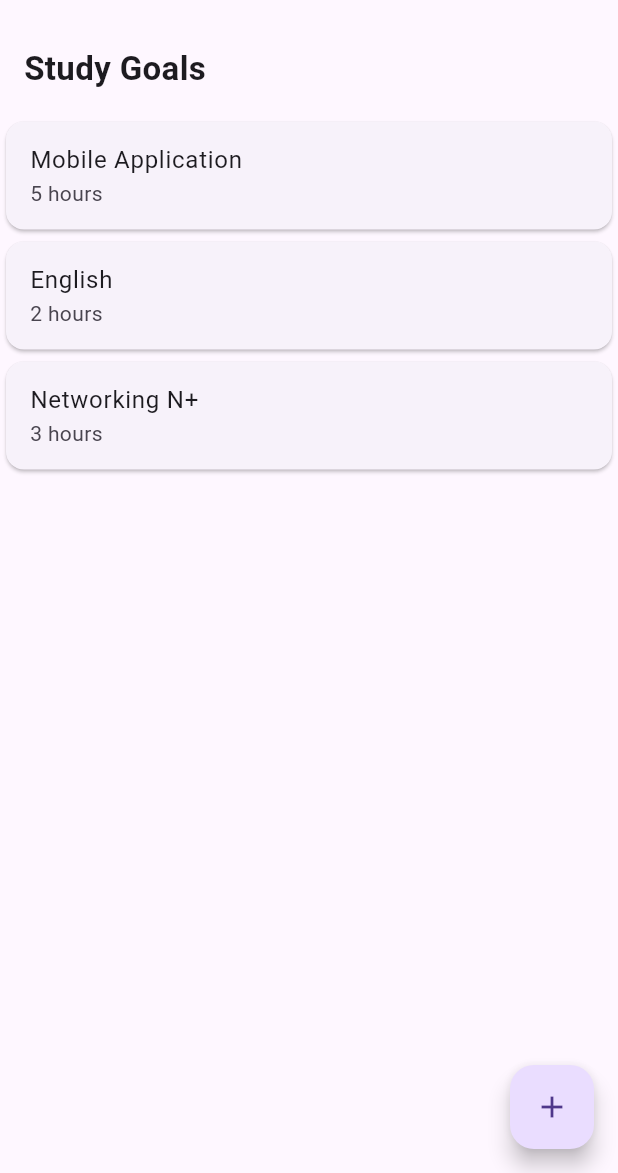
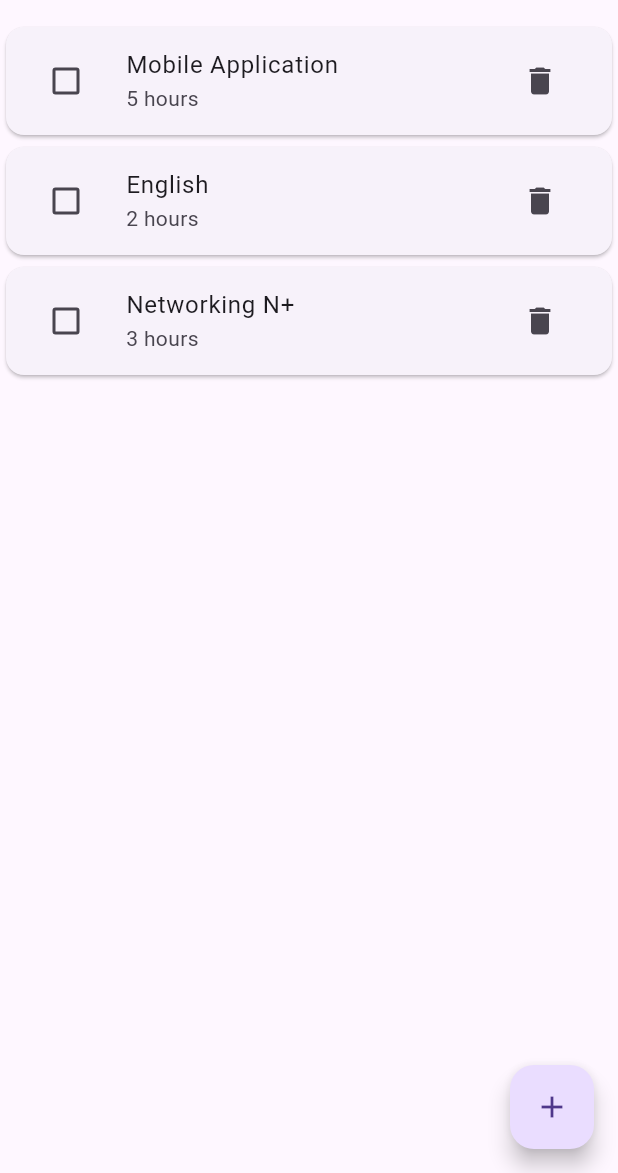
Before and after one commit to classicsmith4504/study_planner, a Flutter app: the screen it shows after launch, on a phone screen of 412 x 824 dp, the part 63-1236 px from its top. Run offline on Flutter 3.47's test engine with Material 3 defaults, Android fonts, the phone set to English and light mode, and no system bars.

Commit message:
Phase 2: working list

```diff
--- a/lib/main.dart
+++ b/lib/main.dart
@@ -4,7 +4,6 @@ void main() {
   runApp(const MyApp());
 }
 
-// STATIC: root of the app (MaterialApp gives theme + navigation)
 class MyApp extends StatelessWidget {
   const MyApp({super.key});
 
@@ -12,62 +11,95 @@ class MyApp extends StatelessWidget {
   Widget build(BuildContext context) {
     return const MaterialApp(
       title: 'My Study Planner',
-      home: HomeScreen(), // StatelessWidget: content never changes yet
+      home: HomeScreen(),
     );
   }
 }
 
-// STATIC: the whole screen
-class HomeScreen extends StatelessWidget {
+// The screen is now STATEFUL because the data changes.
+class HomeScreen extends StatefulWidget {
   const HomeScreen({super.key});
+
+  @override
+  State<HomeScreen> createState() => _HomeScreenState();
+}
+
+class _HomeScreenState extends State<HomeScreen> {
+  // ===================== LOGIC =====================
+  // Data: a list of maps with the keys subject, hours, done
+    // LOGIC: your own data (subject, hours, done)
+  final List<Map<String, dynamic>> goals = [
+    {'subject': 'Mobile Application', 'hours': 5, 'done': false},
+    {'subject': 'English', 'hours': 2, 'done': false},
+    {'subject': 'Networking N+', 'hours': 3, 'done': false},
+  ];
+
+  // LOGIC: add a sample goal (replaced by a real form in Phase 4)
+  void addSampleGoal() {
+    setState(() {
+      goals.add({'subject': 'New goal', 'hours': 2, 'done': false});
+    });
+  }
+
+  // LOGIC: flip done between true and false for one goal
+  void toggleGoal(int index) {
+    setState(() {
+    // ! flips the value: true becomes false, false becomes true
+      goals[index]['done'] = !goals[index]['done'];
+    });
+  }
+
+  // LOGIC: remove one goal
+  void deleteGoal(int index) {
+    setState(() {
+      // removeAt deletes the item at this position in the list
+      goals.removeAt(index);
+    });
+  }
+  // =================================================
 
   @override
   Widget build(BuildContext context) {
     return Scaffold(
-      // STATIC: top bar
+      // STATIC
       appBar: AppBar(title: const Text('My Study Planner')),
 
-      body: Column(
-        crossAxisAlignment: CrossAxisAlignment.start,
-        children: [
-          // STATIC: heading above the list
-          const Padding(
-            padding: EdgeInsets.all(16),
-            child: Text(
-              'Study Goals',
-              style: TextStyle(fontSize: 22, fontWeight: FontWeight.bold),
+      body: ListView.builder(
+        itemCount: goals.length, // one tile per goal in the data
+        itemBuilder: (context, index) {
+          final goal = goals[index];
+          final bool done = goal['done'];
+
+          return Card(
+            child: ListTile(
+              // CONNECTION 1: UI calls LOGIC (toggle)
+              leading: Checkbox(
+                value: done,
+                onChanged: (_) => toggleGoal(index),
+              ),
+              title: Text(
+                goal['subject'],
+                style: TextStyle(
+                  // if done is true, draw a line through the text
+                  decoration: done
+                      ? TextDecoration.lineThrough
+                      : TextDecoration.none,
+                ),
+              ),
+              subtitle: Text('${goal['hours']} hours'),
+              // CONNECTION 2: UI calls LOGIC (delete)
+              trailing: IconButton(
+                icon: const Icon(Icons.delete),
+                onPressed: () => deleteGoal(index),
+              ),
             ),
-          ),
-
-          // STATIC: goal card 1 (example)
-          const Card(
-            child: ListTile(
-              title: Text('Mobile Application'),
-              subtitle: Text('5 hours'),
-            ),
-          ),
-
-          // STATIC: goal card 2 (example)
-          const Card(
-            child: ListTile(
-              title: Text('English'),
-              subtitle: Text('2 hours'),
-            ),
-          ),
-
-          // STATIC: goal card 3 (example)
-          const Card(
-            child: ListTile(
-              title: Text('Networking N+'),
-              subtitle: Text('3 hours'),
-            ),
-          ),
-        ],
+          );
+        },
       ),
 
-      // STATIC: button that does nothing yet
+      // STATIC + CONNECTION: button calls the add function
       floatingActionButton: FloatingActionButton(
-        onPressed: () {}, // empty on purpose in Phase 1
+        onPressed: addSampleGoal,
         child: const Icon(Icons.add),
       ),
     );
```
